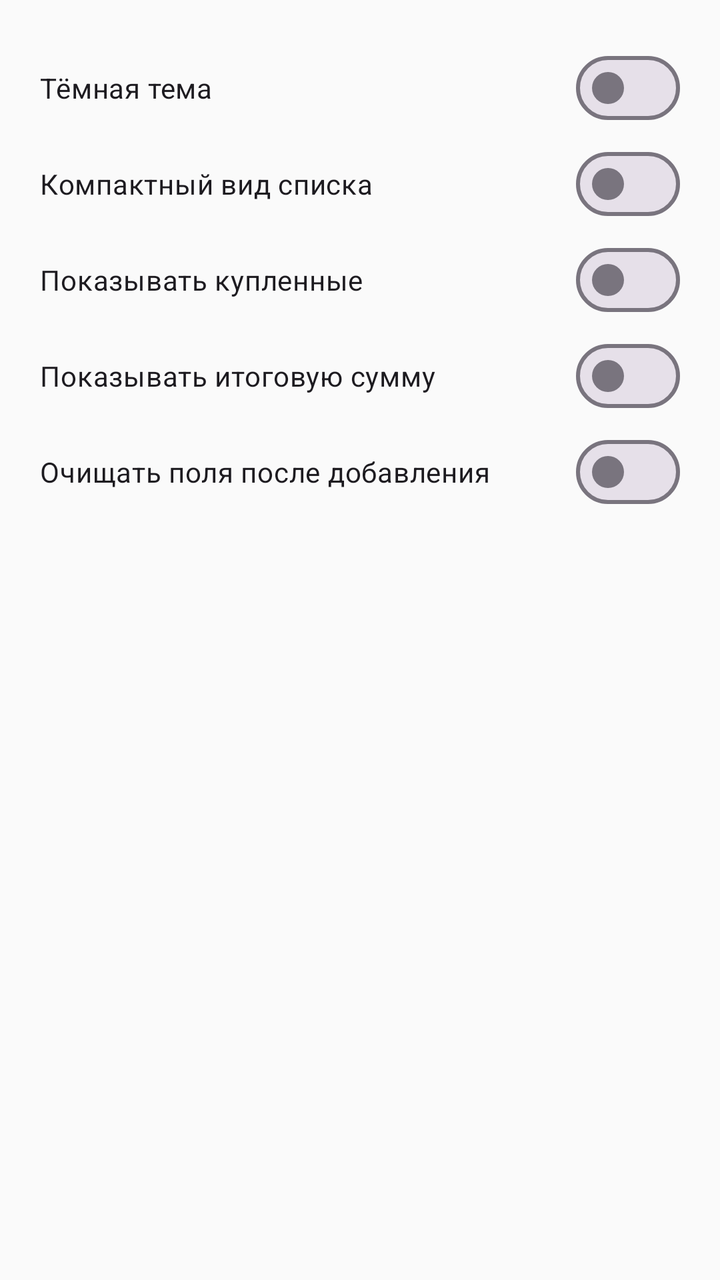
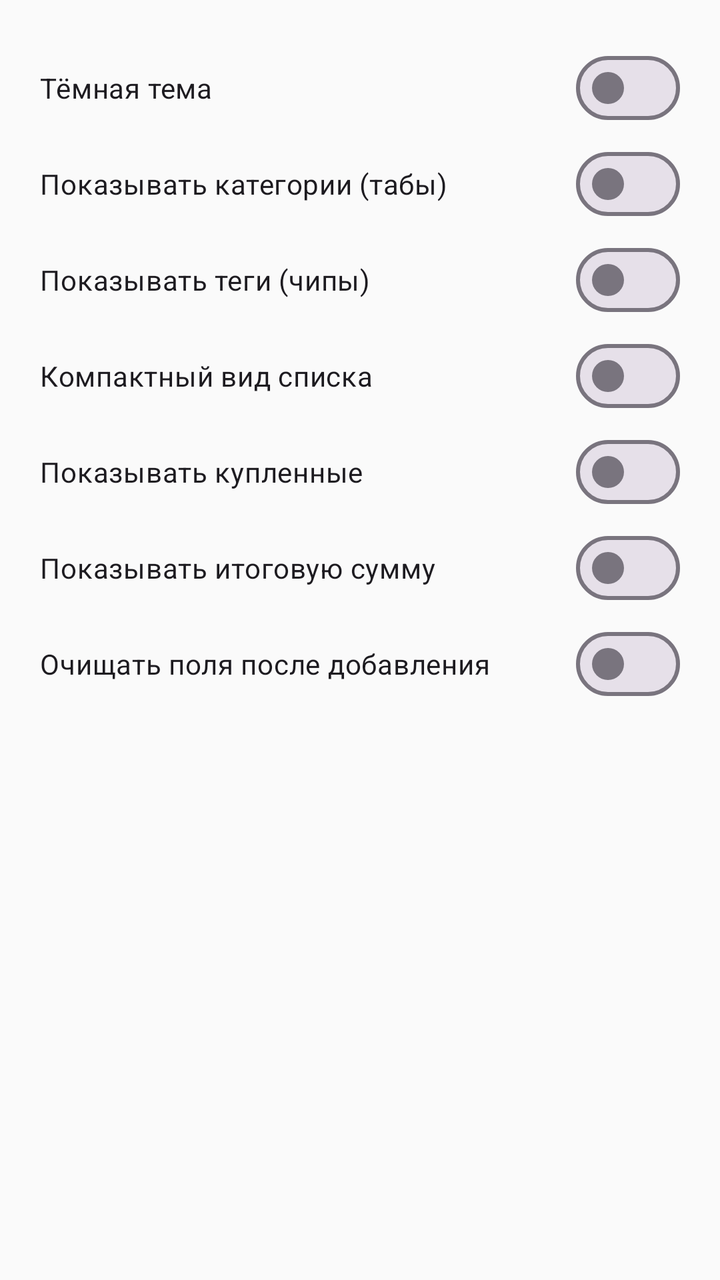

Two renders of the same Android screen: before a commit and after it. Below are the layout's source before the change and the commit's diff.
<!-- AndroidManifest.xml: application theme Theme.ShoppingList -->
<!-- res/layout/dialog_settings.xml -->
<?xml version="1.0" encoding="utf-8"?>
<LinearLayout xmlns:android="http://schemas.android.com/apk/res/android"
    android:layout_width="match_parent"
    android:layout_height="wrap_content"
    android:orientation="vertical"
    android:padding="20dp">

    <com.google.android.material.materialswitch.MaterialSwitch
        android:id="@+id/swDarkTheme"
        android:layout_width="match_parent"
        android:layout_height="wrap_content"
        android:text="Тёмная тема"
        android:paddingTop="8dp"
        android:paddingBottom="8dp" />

    <com.google.android.material.materialswitch.MaterialSwitch
        android:id="@+id/swCompact"
        android:layout_width="match_parent"
        android:layout_height="wrap_content"
        android:text="Компактный вид списка"
        android:paddingTop="8dp"
        android:paddingBottom="8dp" />

    <com.google.android.material.materialswitch.MaterialSwitch
        android:id="@+id/swShowDone"
        android:layout_width="match_parent"
        android:layout_height="wrap_content"
        android:text="Показывать купленные"
        android:paddingTop="8dp"
        android:paddingBottom="8dp" />

    <com.google.android.material.materialswitch.MaterialSwitch
        android:id="@+id/swShowTotal"
        android:layout_width="match_parent"
        android:layout_height="wrap_content"
        android:text="Показывать итоговую сумму"
        android:paddingTop="8dp"
        android:paddingBottom="8dp" />

    <com.google.android.material.materialswitch.MaterialSwitch
        android:id="@+id/swClearFields"
        android:layout_width="match_parent"
        android:layout_height="wrap_content"
        android:text="Очищать поля после добавления"
        android:paddingTop="8dp"
        android:paddingBottom="8dp" />
</LinearLayout>
<!-- resources referenced by this layout -->
<resources>
  <style name="Theme.ShoppingList" parent="Theme.Material3.DayNight.NoActionBar">
          <item name="colorPrimary">@color/primary</item>
          <item name="colorOnPrimary">@color/on_primary</item>
          <item name="colorPrimaryContainer">@color/primary_container</item>
          <item name="colorOnPrimaryContainer">@color/on_primary_container</item>
          <item name="colorSecondary">@color/secondary</item>
          <item name="colorOnSecondary">@color/on_secondary</item>
          <item name="android:colorBackground">@color/surface</item>
          <item name="colorSurface">@color/card_bg</item>
          <item name="colorOnSurface">@color/on_surface</item>
          <item name="colorSurfaceVariant">@color/surface_variant</item>
          <item name="colorOnSurfaceVariant">@color/on_surface_variant</item>
          <item name="android:statusBarColor" tools:targetApi="l">@color/surface</item>
          <item name="android:windowLightStatusBar" tools:targetApi="m">true</item>
      </style>
  <color name="primary">#4CAF50</color>
  <color name="on_primary">#FFFFFF</color>
  <color name="primary_container">#C8E6C9</color>
  <color name="on_primary_container">#1B5E20</color>
  <color name="secondary">#FFA726</color>
  <color name="on_secondary">#FFFFFF</color>
  <color name="surface">#FAFAFA</color>
  <color name="card_bg">#FFFFFF</color>
  <color name="on_surface">#1C1B1F</color>
  <color name="surface_variant">#F0F0F0</color>
  <color name="on_surface_variant">#49454F</color>
</resources>

<!-- the commit's change to res/layout/dialog_settings.xml (unified diff, before → after) -->
@@ -10,6 +10,22 @@
         android:layout_width="match_parent"
         android:layout_height="wrap_content"
         android:text="Тёмная тема"
+        android:paddingTop="8dp"
+        android:paddingBottom="8dp" />
+
+    <com.google.android.material.materialswitch.MaterialSwitch
+        android:id="@+id/swShowTabs"
+        android:layout_width="match_parent"
+        android:layout_height="wrap_content"
+        android:text="Показывать категории (табы)"
+        android:paddingTop="8dp"
+        android:paddingBottom="8dp" />
+
+    <com.google.android.material.materialswitch.MaterialSwitch
+        android:id="@+id/swShowTags"
+        android:layout_width="match_parent"
+        android:layout_height="wrap_content"
+        android:text="Показывать теги (чипы)"
         android:paddingTop="8dp"
         android:paddingBottom="8dp" />
 
